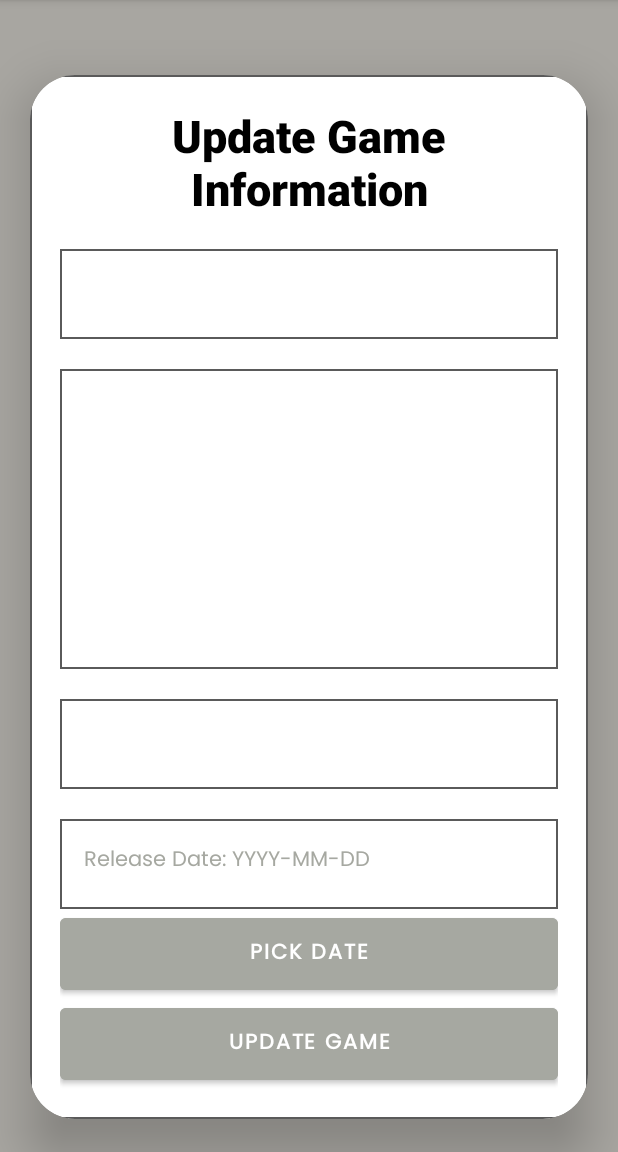
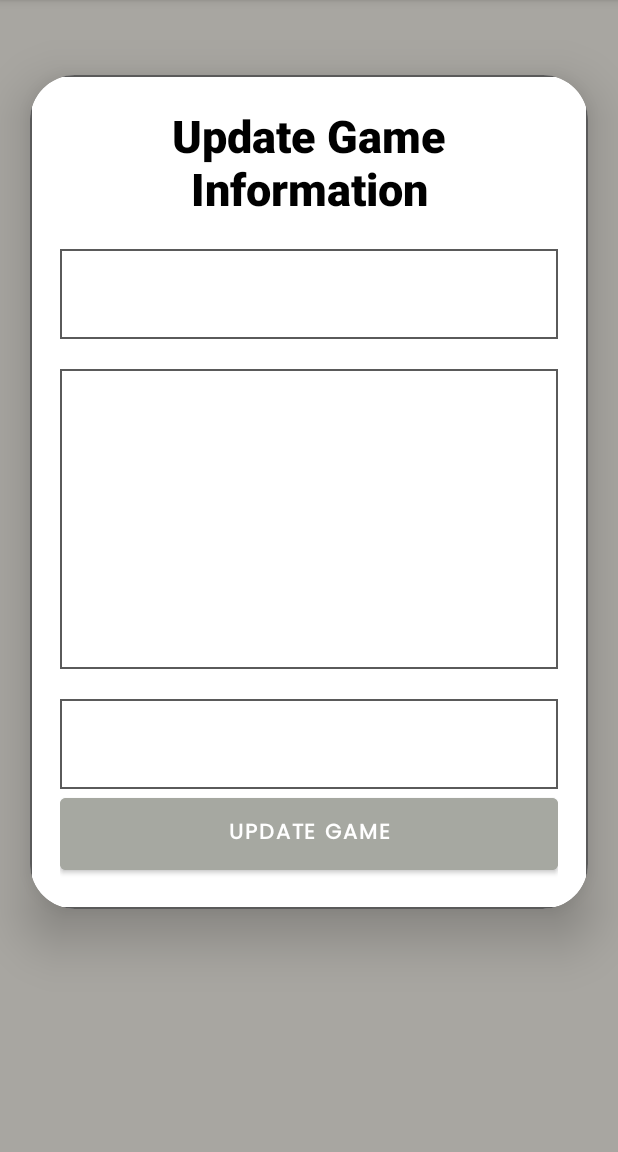
Before and after one commit to Irfanizam/csc577-project, an Android app: the UpdateGameActivity screen opened directly, with no data from a screen before it, on a phone screen of 412 x 824 dp, the part 84-1236 px from its top. Run offline under Robolectric (Android 15) with nearby library versions, the phone set to English and light mode, and no system bars; 1 statement that could not run was skipped.

Commit message:
Design Only

```diff
--- a/app/src/main/res/layout/activity_update_game.xml
+++ b/app/src/main/res/layout/activity_update_game.xml
@@ -70,28 +70,28 @@
                 android:textStyle="bold"/>
 
 
-            <TextView
-                android:id="@+id/tvReleaseDate"
-                android:layout_width="match_parent"
-                android:layout_height="60dp"
-                android:layout_marginTop="20dp"
-                android:padding="16dp"
-                android:text="Release Date: YYYY-MM-DD"
-                android:fontFamily="@font/poppins"
-                android:background="@drawable/edit_text_background"
-                android:layout_gravity="start|center_horizontal"
-                android:textColor="#A6A8A1" />
+<!--            <TextView-->
+<!--                android:id="@+id/tvReleaseDate"-->
+<!--                android:layout_width="match_parent"-->
+<!--                android:layout_height="60dp"-->
+<!--                android:layout_marginTop="20dp"-->
+<!--                android:padding="16dp"-->
+<!--                android:text="Release Date: YYYY-MM-DD"-->
+<!--                android:fontFamily="@font/poppins"-->
+<!--                android:background="@drawable/edit_text_background"-->
+<!--                android:layout_gravity="start|center_horizontal"-->
+<!--                android:textColor="#A6A8A1" />-->
 
-            <Button
-                android:layout_width="match_parent"
-                android:layout_height="60dp"
-                android:layout_weight="0.35"
-                android:onClick="showDatePickerDialog"
-                android:text="Pick Date"
-                android:fontFamily="@font/poppins"
-                android:textColor="#FFFFFF"
-                android:backgroundTint="#A6A8A1"
-                android:textStyle="bold"/>
+<!--            <Button-->
+<!--                android:layout_width="match_parent"-->
+<!--                android:layout_height="60dp"-->
+<!--                android:layout_weight="0.35"-->
+<!--                android:onClick="showDatePickerDialog"-->
+<!--                android:text="Pick Date"-->
+<!--                android:fontFamily="@font/poppins"-->
+<!--                android:textColor="#FFFFFF"-->
+<!--                android:backgroundTint="#A6A8A1"-->
+<!--                android:textStyle="bold"/>-->
 
             <Button
                 android:layout_width="match_parent"
```
